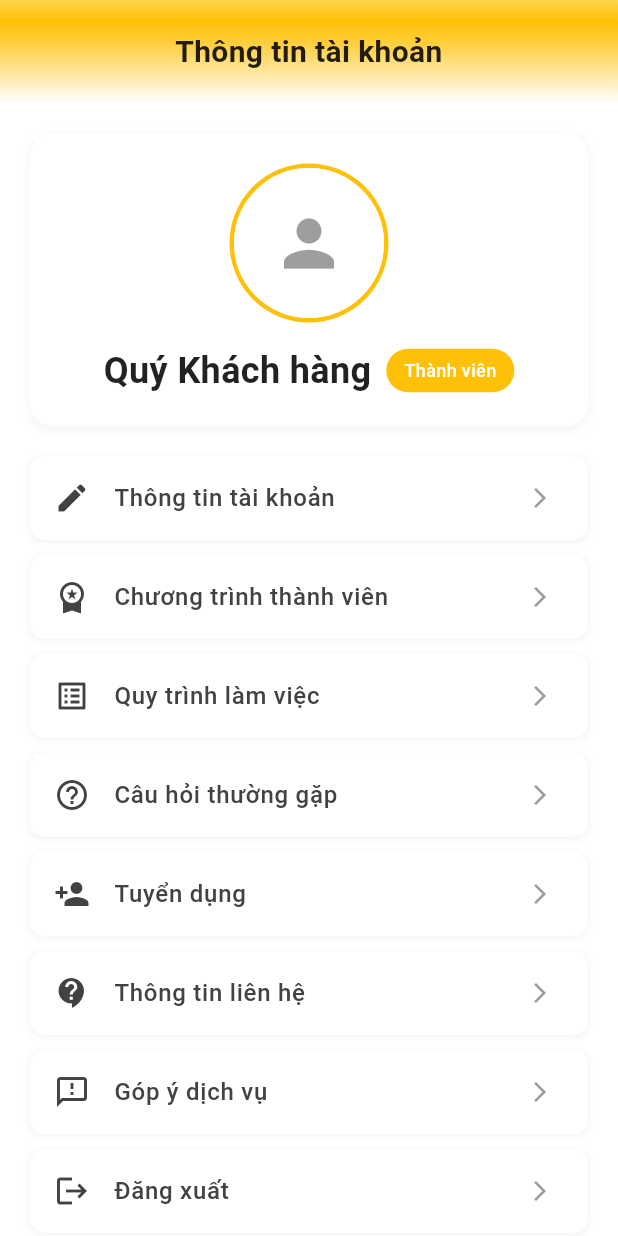
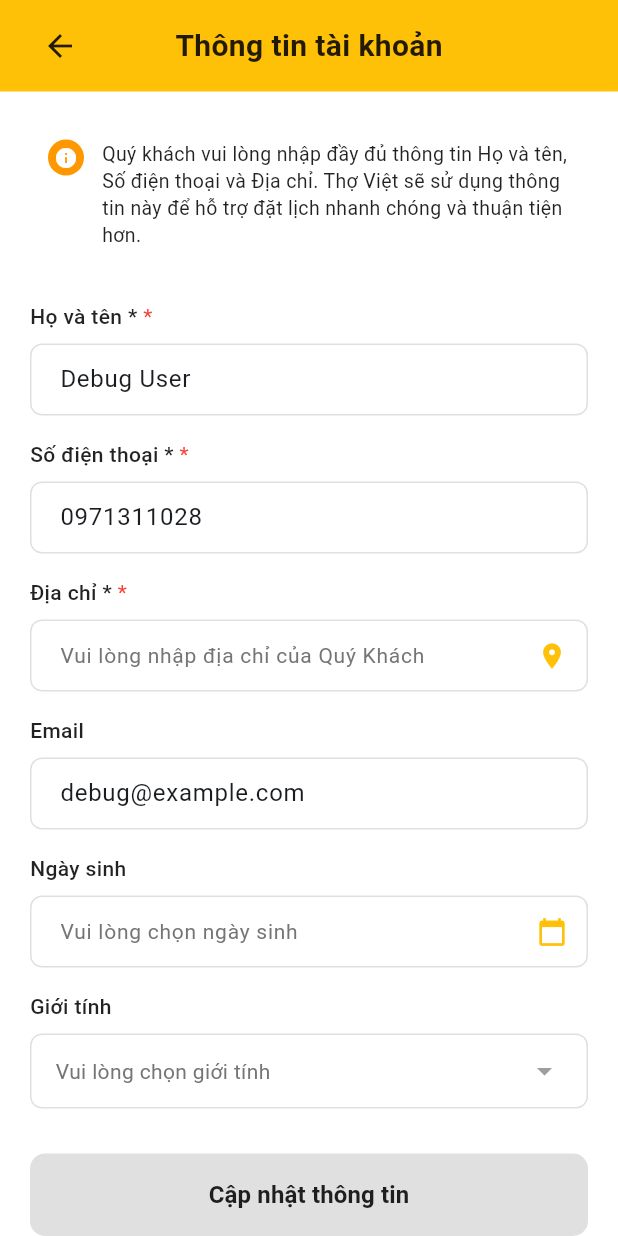
Before and after one commit to tuanpham2xx3/fix4home_mobile, a Flutter app: the ProfileScreen screen opened directly, after a tap on "Thông tin tài khoản", on a phone screen of 412 x 824 dp. Run offline on Flutter 3.47's test engine with Material 3 defaults, Android fonts, the phone set to English and light mode, and no system bars; our stand-ins replace app_links, device_info_plus, dio, flutter_riverpod, flutter_secure_storage, flutter_svg and 4 more; accounts and stored records are empty.

Commit message:
impl account infor screen

```diff
--- /dev/null
+++ b/lib/features/home/presentation/account_info_screen.dart
@@ -0,0 +1,472 @@
+import 'package:flutter/material.dart';
+import 'package:flutter_riverpod/flutter_riverpod.dart';
+import '../../auth/application/auth_controller.dart';
+
+class AccountInfoScreen extends ConsumerStatefulWidget {
+  const AccountInfoScreen({super.key});
+
+  @override
+  ConsumerState<AccountInfoScreen> createState() => _AccountInfoScreenState();
+}
+
+class _AccountInfoScreenState extends ConsumerState<AccountInfoScreen> {
+  final _formKey = GlobalKey<FormState>();
+  final _nameController = TextEditingController();
+  final _phoneController = TextEditingController();
+  final _addressController = TextEditingController();
+  final _emailController = TextEditingController();
+  final _dateOfBirthController = TextEditingController();
+  String? _selectedGender;
+
+  @override
+  void initState() {
+    super.initState();
+    WidgetsBinding.instance.addPostFrameCallback((_) {
+      _loadUserData();
+    });
+  }
+
+  void _loadUserData() {
+    final authState = ref.read(authControllerProvider);
+    authState.whenData((state) {
+      state.when(
+        initial: () {},
+        loading: () {},
+        authenticated: (user) {
+          _nameController.text = user.name;
+          _emailController.text = user.email;
+          // Set default phone if available (you can get this from user data)
+          _phoneController.text = '0971311028'; // Example from image
+        },
+        unauthenticated: () {},
+        error: (_) {},
+      );
+    });
+  }
+
+  @override
+  void dispose() {
+    _nameController.dispose();
+    _phoneController.dispose();
+    _addressController.dispose();
+    _emailController.dispose();
+    _dateOfBirthController.dispose();
+    super.dispose();
+  }
+
+  Future<void> _selectDate(BuildContext context) async {
+    final DateTime? picked = await showDatePicker(
+      context: context,
+      initialDate: DateTime.now(),
+      firstDate: DateTime(1900),
+      lastDate: DateTime.now(),
+      locale: const Locale('vi', 'VN'),
+      builder: (context, child) {
+        return Theme(
+          data: Theme.of(context).copyWith(
+            colorScheme: const ColorScheme.light(
+              primary: Color(0xFFFFC107),
+              onPrimary: Colors.white,
+              onSurface: Colors.black87,
+            ),
+          ),
+          child: child!,
+        );
+      },
+    );
+    if (picked != null) {
+      setState(() {
+        _dateOfBirthController.text =
+            '${picked.day.toString().padLeft(2, '0')}/${picked.month.toString().padLeft(2, '0')}/${picked.year}';
+      });
+    }
+  }
+
+  void _selectGender() {
+    showModalBottomSheet(
+      context: context,
+      builder: (BuildContext context) {
+        return SafeArea(
+          child: Column(
+            mainAxisSize: MainAxisSize.min,
+            children: [
+              ListTile(
+                title: const Text('Nam'),
+                onTap: () {
+                  setState(() {
+                    _selectedGender = 'Nam';
+                  });
+                  Navigator.pop(context);
+                },
+              ),
+              ListTile(
+                title: const Text('Nữ'),
+                onTap: () {
+                  setState(() {
+                    _selectedGender = 'Nữ';
+                  });
+                  Navigator.pop(context);
+                },
+              ),
+              ListTile(
+                title: const Text('Khác'),
+                onTap: () {
+                  setState(() {
+                    _selectedGender = 'Khác';
+                  });
+                  Navigator.pop(context);
+                },
+              ),
+            ],
+          ),
+        );
+      },
+    );
+  }
+
+  void _updateAccountInfo() {
+    if (_formKey.currentState!.validate()) {
+      // Validate required fields
+      if (_nameController.text.trim().isEmpty) {
+        ScaffoldMessenger.of(context).showSnackBar(
+          const SnackBar(
+            content: Text('Vui lòng nhập họ và tên'),
+            backgroundColor: Colors.orange,
+          ),
+        );
+        return;
+      }
+      if (_phoneController.text.trim().isEmpty) {
+        ScaffoldMessenger.of(context).showSnackBar(
+          const SnackBar(
+            content: Text('Vui lòng nhập số điện thoại'),
+            backgroundColor: Colors.orange,
+          ),
+        );
+        return;
+      }
+      if (_addressController.text.trim().isEmpty) {
+        ScaffoldMessenger.of(context).showSnackBar(
+          const SnackBar(
+            content: Text('Vui lòng nhập địa chỉ'),
+            backgroundColor: Colors.orange,
+          ),
+        );
+        return;
+      }
+
+      // Handle update logic here
+      ScaffoldMessenger.of(context).showSnackBar(
+        const SnackBar(
+          content: Text('Cập nhật thông tin thành công!'),
+          backgroundColor: Color(0xFFFFC107),
+        ),
+      );
+    }
+  }
+
+  @override
+  Widget build(BuildContext context) {
+    return Scaffold(
+      backgroundColor: Colors.white,
+      body: SafeArea(
+        child: Column(
+          children: [
+            // Yellow banner header with back button
+            Container(
+              width: double.infinity,
+              padding: const EdgeInsets.symmetric(vertical: 16),
+              decoration: const BoxDecoration(
+                color: Color(0xFFFFC107),
+              ),
+              child: Stack(
+                alignment: Alignment.center,
+                children: [
+                  Positioned(
+                    left: 16,
+                    child: IconButton(
+                      icon: const Icon(
+                        Icons.arrow_back,
+                        color: Colors.black87,
+                      ),
+                      onPressed: () => Navigator.pop(context),
+                    ),
+                  ),
+                  const Text(
+                    'Thông tin tài khoản',
+                    style: TextStyle(
+                      fontSize: 20,
+                      fontWeight: FontWeight.bold,
+                      color: Colors.black87,
+                    ),
+                  ),
+                ],
+              ),
+            ),
+            // Content area
+            Expanded(
+              child: SingleChildScrollView(
+                padding: const EdgeInsets.all(20),
+                child: Form(
+                  key: _formKey,
+                  child: Column(
+                    crossAxisAlignment: CrossAxisAlignment.start,
+                    children: [
+                      // Informational message
+                      Container(
+                        padding: const EdgeInsets.all(12),
+                        decoration: BoxDecoration(
+                          color: Colors.white,
+                          borderRadius: BorderRadius.circular(8),
+                        ),
+                        child: Row(
+                          crossAxisAlignment: CrossAxisAlignment.start,
+                          children: [
+                            Container(
+                              width: 24,
+                              height: 24,
+                              decoration: const BoxDecoration(
+                                color: Colors.orange,
+                                shape: BoxShape.circle,
+                              ),
+                              child: const Icon(
+                                Icons.info,
+                                color: Colors.white,
+                                size: 16,
+                              ),
+                            ),
+                            const SizedBox(width: 12),
+                            const Expanded(
+                              child: Text(
+                                'Quý khách vui lòng nhập đầy đủ thông tin Họ và tên, Số điện thoại và Địa chỉ. Thợ Việt sẽ sử dụng thông tin này để hỗ trợ đặt lịch nhanh chóng và thuận tiện hơn.',
+                                style: TextStyle(
+                                  fontSize: 13,
+                                  color: Colors.black87,
+                                  height: 1.4,
+                                ),
+                              ),
+                            ),
+                          ],
+                        ),
+                      ),
+                      const SizedBox(height: 24),
+                      // Full name field
+                      _buildTextField(
+                        label: 'Họ và tên *',
+                        controller: _nameController,
+                        hintText: 'Vui lòng nhập họ và tên',
+                        isRequired: true,
+                      ),
+                      const SizedBox(height: 16),
+                      // Phone number field
+                      _buildTextField(
+                        label: 'Số điện thoại *',
+                        controller: _phoneController,
+                        hintText: 'Vui lòng nhập số điện thoại',
+                        keyboardType: TextInputType.phone,
+                        isRequired: true,
+                      ),
+                      const SizedBox(height: 16),
+                      // Address field
+                      _buildTextField(
+                        label: 'Địa chỉ *',
+                        controller: _addressController,
+                        hintText: 'Vui lòng nhập địa chỉ của Quý Khách',
+                        isRequired: true,
+                        suffixIcon: const Icon(
+                          Icons.location_on,
+                          color: Color(0xFFFFC107),
+                          size: 20,
+                        ),
+                      ),
+                      const SizedBox(height: 16),
+                      // Email field
+                      _buildTextField(
+                        label: 'Email',
+                        controller: _emailController,
+                        hintText: 'Vui lòng nhập email',
+                        keyboardType: TextInputType.emailAddress,
+                        isRequired: false,
+                      ),
+                      const SizedBox(height: 16),
+                      // Date of birth field
+                      _buildTextField(
+                        label: 'Ngày sinh',
+                        controller: _dateOfBirthController,
+                        hintText: 'Vui lòng chọn ngày sinh',
+                        isRequired: false,
+                        readOnly: true,
+                        onTap: () => _selectDate(context),
+                        suffixIcon: const Icon(
+                          Icons.calendar_today,
+                          color: Color(0xFFFFC107),
+                          size: 20,
+                        ),
+                      ),
+                      const SizedBox(height: 16),
+                      // Gender field
+                      _buildGenderField(),
+                      const SizedBox(height: 30),
+                      // Update button
+                      SizedBox(
+                        width: double.infinity,
+                        child: ElevatedButton(
+                          onPressed: _updateAccountInfo,
+                          style: ElevatedButton.styleFrom(
+                            backgroundColor: Colors.grey.shade300,
+                            padding: const EdgeInsets.symmetric(vertical: 16),
+                            shape: RoundedRectangleBorder(
+                              borderRadius: BorderRadius.circular(10),
+                            ),
+                            elevation: 0,
+                          ),
+                          child: const Text(
+                            'Cập nhật thông tin',
+                            style: TextStyle(
+                              fontSize: 16,
+                              fontWeight: FontWeight.bold,
+                              color: Colors.black87,
+                            ),
+                          ),
+                        ),
+                      ),
+                      const SizedBox(height: 20),
+                    ],
+                  ),
+                ),
+              ),
+            ),
+          ],
+        ),
+      ),
+    );
+  }
+
+  Widget _buildTextField({
+    required String label,
+    required TextEditingController controller,
+    required String hintText,
+    bool isRequired = false,
+    TextInputType? keyboardType,
+    bool readOnly = false,
+    VoidCallback? onTap,
+    Widget? suffixIcon,
+  }) {
+    return Column(
+      crossAxisAlignment: CrossAxisAlignment.start,
+      children: [
+        Row(
+          children: [
+            Text(
+              label,
+              style: const TextStyle(
+                fontSize: 14,
+                fontWeight: FontWeight.w500,
+                color: Colors.black87,
+              ),
+            ),
+            if (isRequired)
+              const Text(
+                ' *',
+                style: TextStyle(
+                  color: Colors.red,
+                  fontSize: 14,
+                ),
+              ),
+          ],
+        ),
+        const SizedBox(height: 8),
+        TextFormField(
+          controller: controller,
+          keyboardType: keyboardType,
+          readOnly: readOnly,
+          onTap: onTap,
+          decoration: InputDecoration(
+            hintText: hintText,
+            hintStyle: TextStyle(
+              fontSize: 14,
+              color: Colors.grey.shade600,
+            ),
+            suffixIcon: suffixIcon,
+            border: OutlineInputBorder(
+              borderRadius: BorderRadius.circular(8),
+              borderSide: BorderSide(color: Colors.grey.shade300),
+            ),
+            enabledBorder: OutlineInputBorder(
+              borderRadius: BorderRadius.circular(8),
+              borderSide: BorderSide(color: Colors.grey.shade300),
+            ),
+            focusedBorder: OutlineInputBorder(
+              borderRadius: BorderRadius.circular(8),
+              borderSide: const BorderSide(
+                color: Color(0xFFFFC107),
+                width: 2,
+              ),
+            ),
+            filled: true,
+            fillColor: Colors.white,
+            contentPadding: const EdgeInsets.symmetric(
+              horizontal: 16,
+              vertical: 12,
+            ),
+          ),
+          validator: isRequired
+              ? (value) {
+                  if (value == null || value.trim().isEmpty) {
+                    final fieldName = label.replaceAll(' *', '').toLowerCase();
+                    return 'Vui lòng nhập $fieldName';
+                  }
+                  return null;
+                }
+              : null,
+        ),
+      ],
+    );
+  }
+
+  Widget _buildGenderField() {
+    return Column(
+      crossAxisAlignment: CrossAxisAlignment.start,
+      children: [
+        const Text(
+          'Giới tính',
+          style: TextStyle(
+            fontSize: 14,
+            fontWeight: FontWeight.w500,
+            color: Colors.black87,
+          ),
+        ),
+        const SizedBox(height: 8),
+        InkWell(
+          onTap: _selectGender,
+          child: Container(
+            padding: const EdgeInsets.symmetric(horizontal: 16, vertical: 12),
+            decoration: BoxDecoration(
+              color: Colors.white,
+              borderRadius: BorderRadius.circular(8),
+              border: Border.all(color: Colors.grey.shade300),
+            ),
+            child: Row(
+              mainAxisAlignment: MainAxisAlignment.spaceBetween,
+              children: [
+                Text(
+                  _selectedGender ?? 'Vui lòng chọn giới tính',
+                  style: TextStyle(
+                    fontSize: 14,
+                    color: _selectedGender != null
+                        ? Colors.black87
+                        : Colors.grey.shade600,
+                  ),
+                ),
+                const Icon(
+                  Icons.arrow_drop_down,
+                  color: Colors.grey,
+                ),
+              ],
+            ),
+          ),
+        ),
+      ],
+    );
+  }
+}
--- a/lib/features/home/presentation/profile_screen.dart
+++ b/lib/features/home/presentation/profile_screen.dart
@@ -2,6 +2,7 @@ import 'package:flutter/material.dart';
 import 'package:flutter_riverpod/flutter_riverpod.dart';
 import '../../auth/application/auth_controller.dart';
 import 'feedback_screen.dart';
+import 'account_info_screen.dart';
 
 class ProfileScreen extends ConsumerWidget {
   const ProfileScreen({super.key});
@@ -150,7 +151,14 @@ class ProfileScreen extends ConsumerWidget {
           _buildMenuItem(
             icon: Icons.edit,
             title: 'Thông tin tài khoản',
-            onTap: () {},
+            onTap: () {
+              Navigator.push(
+                context,
+                MaterialPageRoute(
+                  builder: (context) => const AccountInfoScreen(),
+                ),
+              );
+            },
           ),
           _buildMenuItem(
             icon: Icons.workspace_premium,
```
